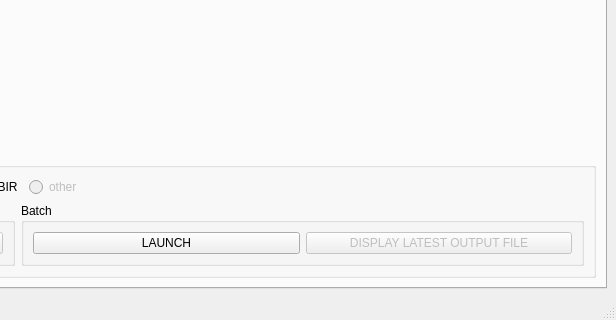
First picture: the form in src/pyMBIR_UI/ui/main_application.ui, repository ornlneutronimaging/pyMBIR_UI, before the edit; both pictures show x 580 to 1196 and y 546 to 866 of the 1196 by 866 pixel window.
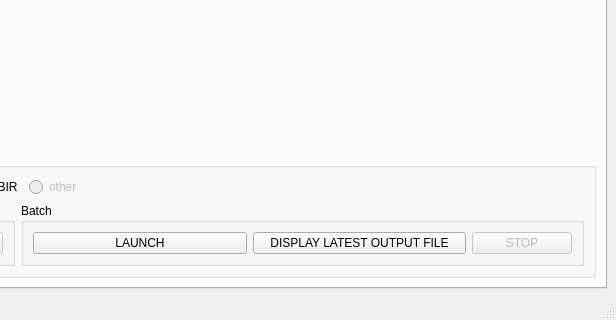
Second picture: the form after the edit. Icons and pictures are not drawn.

Diff of the .ui file:
```diff
--- a/src/pyMBIR_UI/ui/main_application.ui
+++ b/src/pyMBIR_UI/ui/main_application.ui
@@ -1046,13 +1046,35 @@
                 <item>
                  <widget class="QPushButton" name="reconstruction_display_latest_output_file_pushButton">
                   <property name="enabled">
-                   <bool>false</bool>
+                   <bool>true</bool>
                   </property>
                   <property name="text">
                    <string>DISPLAY LATEST OUTPUT FILE</string>
                   </property>
                  </widget>
                 </item>
+                <item>
+                 <widget class="QPushButton" name="reconstruction_batch_stop_pushButton">
+                  <property name="enabled">
+                   <bool>false</bool>
+                  </property>
+                  <property name="minimumSize">
+                   <size>
+                    <width>100</width>
+                    <height>0</height>
+                   </size>
+                  </property>
+                  <property name="maximumSize">
+                   <size>
+                    <width>100</width>
+                    <height>16777215</height>
+                   </size>
+                  </property>
+                  <property name="text">
+                   <string>STOP</string>
+                  </property>
+                 </widget>
+                </item>
                </layout>
               </widget>
              </item>
```
